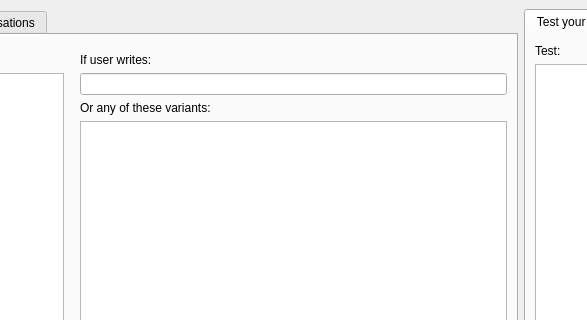
The window that src/main-project/mainwindow.ui (lvklabs/chatbot) describes before a commit, drawn with Qt 5; both pictures show x 241 to 828 and y 0 to 320 of the 1024 by 600 pixel window.
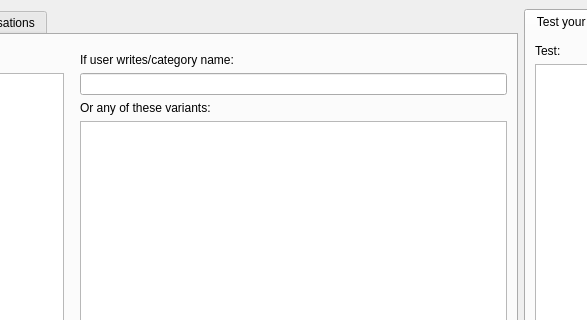
The same window after the commit. Icons and pictures are not drawn.

Commit message: Implemented three UI modes: default, edit category, edit rule

Diff of the .ui file:
```diff
--- a/src/main-project/mainwindow.ui
+++ b/src/main-project/mainwindow.ui
@@ -113,7 +113,7 @@
             <item row="0" column="3">
              <widget class="QLabel" name="ifUserWritesLabel">
               <property name="text">
-               <string>If user writes:</string>
+               <string>If user writes/category name:</string>
               </property>
               <property name="alignment">
                <set>Qt::AlignBottom|Qt::AlignLeading|Qt::AlignLeft</set>
```
The commit also changes 4 other files.
